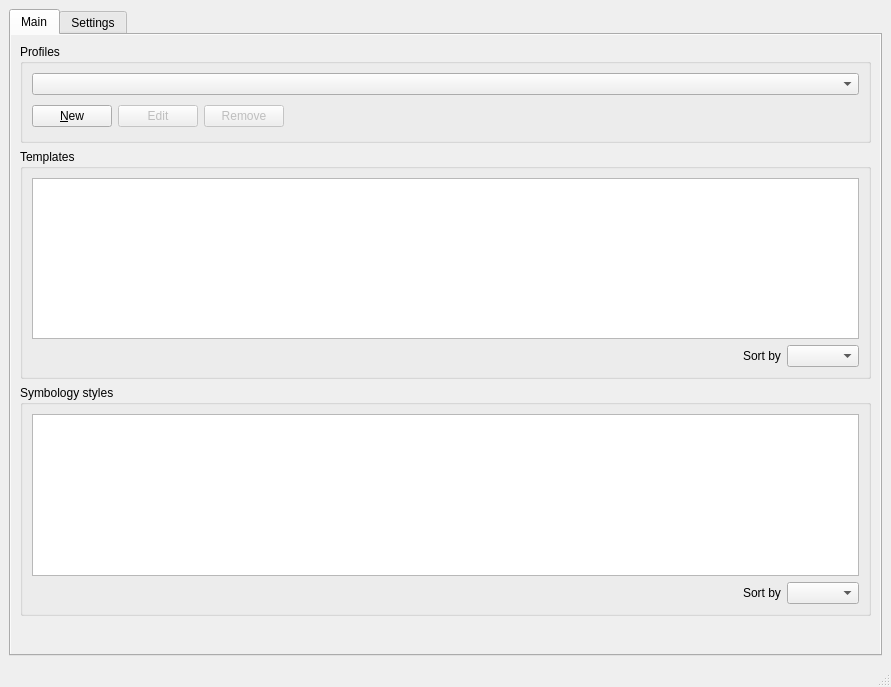
First picture: the form in src/qgis_templates_symbology/ui/qgis_templates_symbology_main.ui, repository hotosm/qgis-templates-and-symbology-plugin, before the edit.
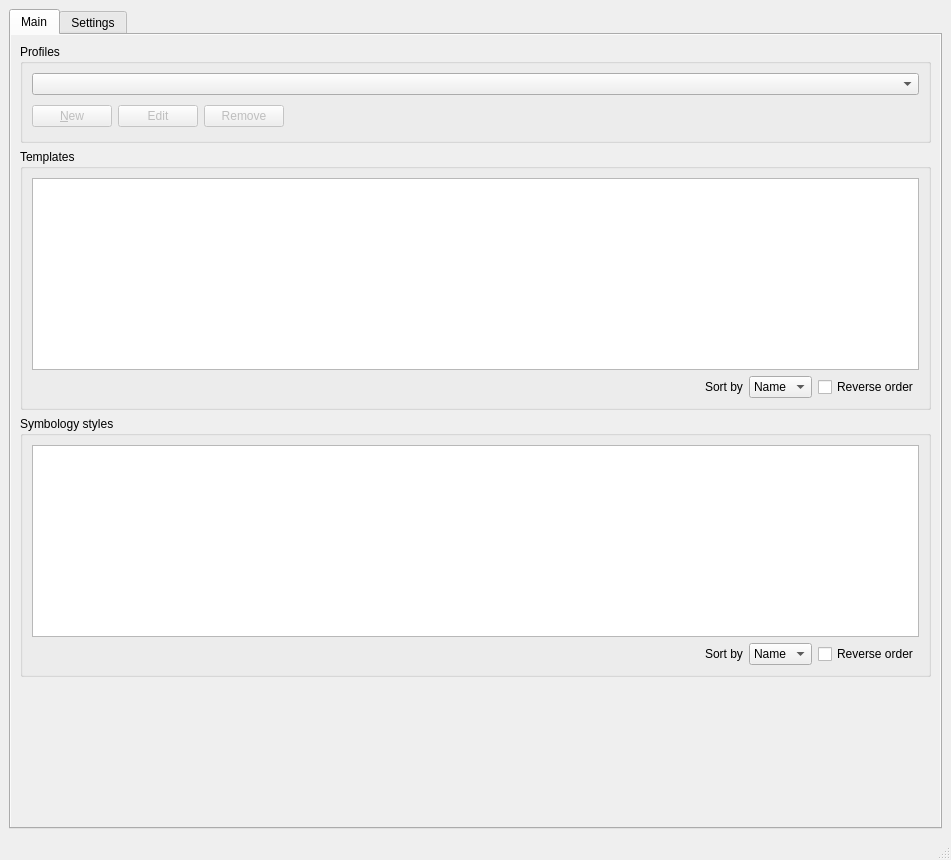
Second picture: the form after the edit. Custom widgets are drawn as their Qt base class.

The edit to the form file:
```diff
--- a/src/qgis_templates_symbology/ui/qgis_templates_symbology_main.ui
+++ b/src/qgis_templates_symbology/ui/qgis_templates_symbology_main.ui
@@ -9,8 +9,8 @@
    <rect>
     <x>0</x>
     <y>0</y>
-    <width>891</width>
-    <height>687</height>
+    <width>951</width>
+    <height>860</height>
    </rect>
   </property>
   <property name="sizePolicy">
@@ -89,8 +89,8 @@
             <rect>
              <x>0</x>
              <y>0</y>
-             <width>869</width>
-             <height>594</height>
+             <width>929</width>
+             <height>767</height>
             </rect>
            </property>
            <property name="styleSheet">
@@ -116,6 +116,9 @@
                 <layout class="QHBoxLayout" name="horizontalLayout_2">
                  <item>
                   <widget class="QPushButton" name="new_profile_btn">
+                   <property name="enabled">
+                    <bool>false</bool>
+                   </property>
                    <property name="toolTip">
                     <string>Create a new service profile</string>
                    </property>
@@ -262,6 +265,18 @@
                      <height>0</height>
                     </size>
                    </property>
+                   <item>
+                    <property name="text">
+                     <string>Name</string>
+                    </property>
+                   </item>
+                  </widget>
+                 </item>
+                 <item>
+                  <widget class="QCheckBox" name="template_order">
+                   <property name="text">
+                    <string>Reverse order</string>
+                   </property>
                   </widget>
                  </item>
                 </layout>
@@ -360,6 +375,18 @@
                      <height>0</height>
                     </size>
                    </property>
+                   <item>
+                    <property name="text">
+                     <string>Name</string>
+                    </property>
+                   </item>
+                  </widget>
+                 </item>
+                 <item>
+                  <widget class="QCheckBox" name="symbology_order">
+                   <property name="text">
+                    <string>Reverse order</string>
+                   </property>
                   </widget>
                  </item>
                 </layout>
```
Left out of the diff: 2 changed lines with no effect on the pictures.
